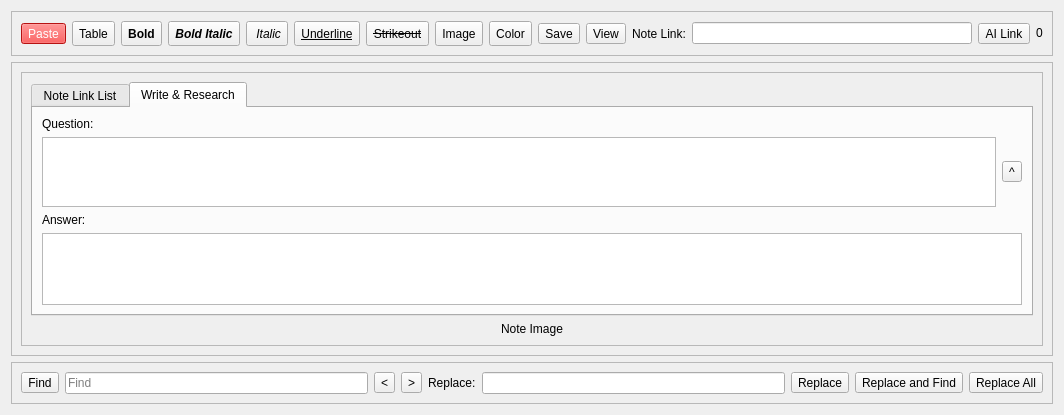
Qt form src/Notes/Notes.ui (ic005k/Knot) before a commit.
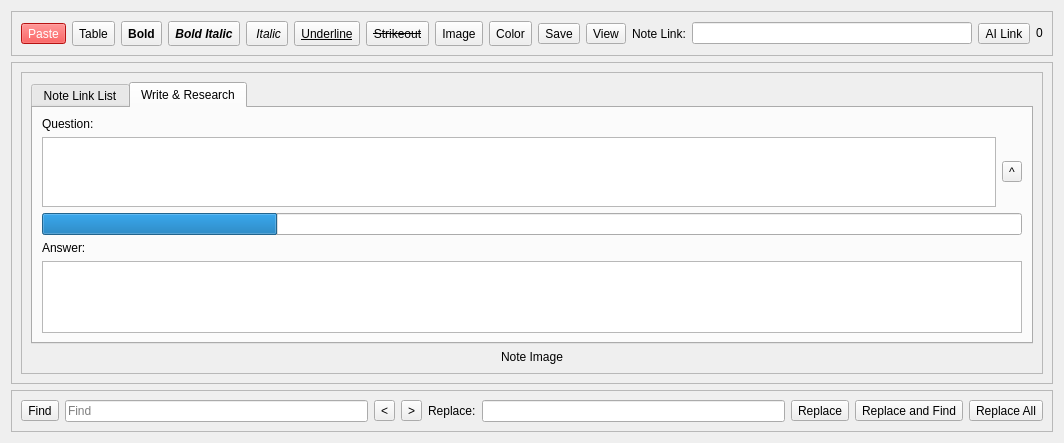
The same form after that commit. Icons and pictures are not drawn.

Commit message: Improved the AI question-answering function of the notes.

```diff
--- a/src/Notes/Notes.ui
+++ b/src/Notes/Notes.ui
@@ -7,7 +7,7 @@
     <x>0</x>
     <y>0</y>
     <width>1064</width>
-    <height>386</height>
+    <height>425</height>
    </rect>
   </property>
   <property name="windowTitle">
@@ -576,7 +576,7 @@
                </item>
               </layout>
              </widget>
-             <widget class="QWidget" name="tabAI">
+             <widget class="QWidget" name="tabAIQA">
               <attribute name="title">
                <string>Write &amp;&amp; Research</string>
               </attribute>
@@ -609,6 +609,16 @@
                  </item>
                 </layout>
                </item>
+               <item>
+                <widget class="QProgressBar" name="progQA">
+                 <property name="value">
+                  <number>24</number>
+                 </property>
+                 <property name="textVisible">
+                  <bool>false</bool>
+                 </property>
+                </widget>
+               </item>
                <item>
                 <widget class="QLabel" name="label">
                  <property name="text">
```
The commit also changes 3 other files.
